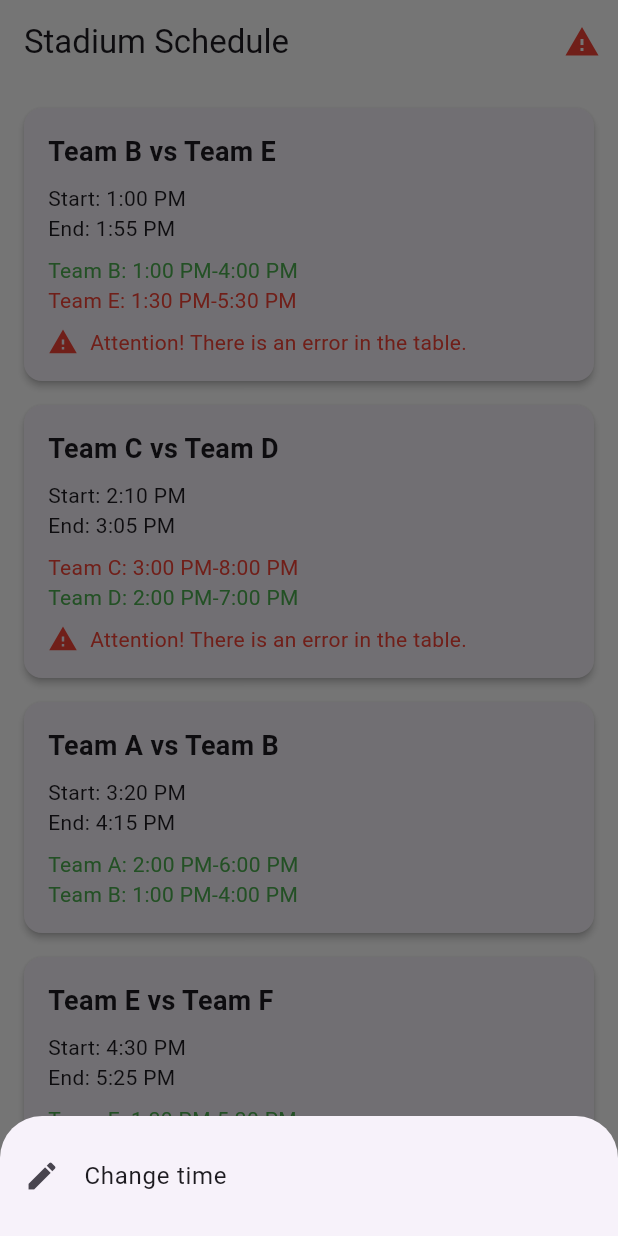
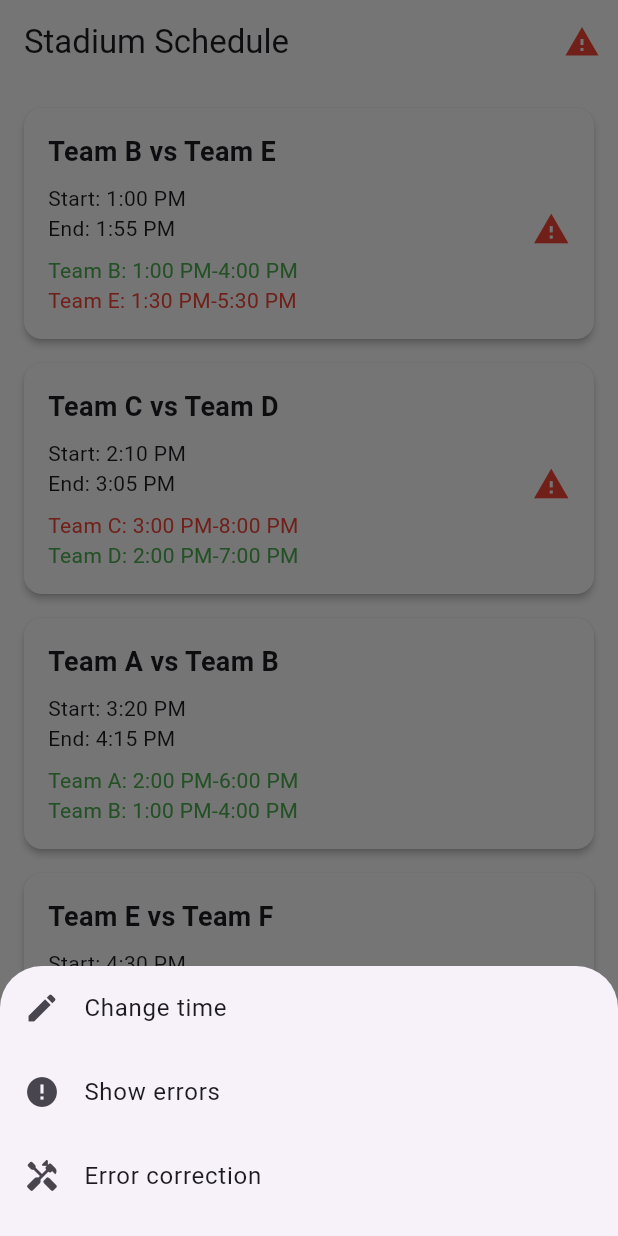
Before and after one commit to Z1CCO/football-scedule-app, a Flutter app: the screen it shows after launch, after a tap on an icon or button, on a phone screen of 412 x 824 dp. Run offline on Flutter 3.47's test engine with Material 3 defaults, Android fonts, the light colour scheme and no system bars.

Commit message:
fixing problems

```diff
--- a/lib/models/match.dart
+++ b/lib/models/match.dart
@@ -2,8 +2,8 @@ import 'package:flutter/material.dart';
 import 'team.dart';
 
 class Match {
-  final Team team1;
-  final Team team2;
+  Team team1;
+  Team team2;
   TimeOfDay startTime;
   TimeOfDay endTime;
 
--- a/lib/providers/match_card_provider.dart
+++ b/lib/providers/match_card_provider.dart
@@ -19,10 +19,4 @@ class MatchCardProvider {
     final end = range.end.hour * 60 + range.end.minute;
     return totalMinutes >= start && totalMinutes <= end;
   }
-
-  static Color? getCardColor(bool hasTimeConflict, bool hasTeamConflict) {
-    if (hasTimeConflict) return Colors.red[100];
-    if (hasTeamConflict) return Colors.orange[100];
-    return null;
-  }
 }
--- a/lib/providers/schedule_provider.dart
+++ b/lib/providers/schedule_provider.dart
@@ -10,8 +10,20 @@ class ScheduleProvider with ChangeNotifier {
 
   void reorderMatches(int oldIndex, int newIndex) {
     if (oldIndex < newIndex) newIndex--;
+    List<TimeOfDay> startTimes = matches.map((m) => m.startTime).toList();
+    List<TimeOfDay> endTimes = matches.map((m) => m.endTime).toList();
     final match = matches.removeAt(oldIndex);
     matches.insert(newIndex, match);
+    for (int i = 0; i < matches.length; i++) {
+      matches[i] = Match(
+        matches[i].team1,
+        matches[i].team2,
+        startTimes[i],
+        endTimes[i],
+      );
+    }
+    validateSchedule();
+
     notifyListeners();
   }
 
@@ -100,7 +112,6 @@ class ScheduleProvider with ChangeNotifier {
         }
       }
     }
-
     return errors;
   }
 
@@ -118,30 +129,23 @@ class ScheduleProvider with ChangeNotifier {
     return totalMinutes >= start && totalMinutes <= end;
   }
 
-  bool hasTeamConflict(Match match) {
-    final teamMatches =
-        matches
-            .where(
-              (m) =>
-                  m.team1.name == match.team1.name ||
-                  m.team2.name == match.team1.name ||
-                  m.team1.name == match.team2.name ||
-                  m.team2.name == match.team2.name,
-            )
-            .toList();
+  bool isBackToBackMatch(int matchIndex) {
+    final currentMatch = matches[matchIndex];
 
-    teamMatches.sort((a, b) => a.startTime.hour.compareTo(b.startTime.hour));
+    bool checkPrevious =
+        matchIndex > 0 &&
+        (matches[matchIndex - 1].team1.name == currentMatch.team1.name ||
+            matches[matchIndex - 1].team1.name == currentMatch.team2.name ||
+            matches[matchIndex - 1].team2.name == currentMatch.team1.name ||
+            matches[matchIndex - 1].team2.name == currentMatch.team2.name);
 
-    for (int i = 0; i < teamMatches.length - 1; i++) {
-      final currentEnd = _calculateEndTime(teamMatches[i].startTime);
-      final nextStart = teamMatches[i + 1].startTime;
+    bool checkNext =
+        matchIndex < matches.length - 1 &&
+        (matches[matchIndex + 1].team1.name == currentMatch.team1.name ||
+            matches[matchIndex + 1].team1.name == currentMatch.team2.name ||
+            matches[matchIndex + 1].team2.name == currentMatch.team1.name ||
+            matches[matchIndex + 1].team2.name == currentMatch.team2.name);
 
-      if ((nextStart.hour * 60 + nextStart.minute) -
-              (currentEnd.hour * 60 + currentEnd.minute) <
-          15) {
-        return true;
-      }
-    }
-    return false;
+    return checkPrevious || checkNext;
   }
 }
--- a/lib/screens/home_screen.dart
+++ b/lib/screens/home_screen.dart
@@ -34,16 +34,17 @@ class HomeScreen extends StatelessWidget {
               itemCount: provider.matches.length,
               itemBuilder: (context, index) {
                 final match = provider.matches[index];
-                final teamConflict = provider.hasTeamConflict(match);
+
                 return MatchCard(
                   key: Key('${match.team1.name}_${match.team2.name}_$index'),
                   match: match,
                   index: index,
                   hasTimeConflict: errors['timeConflicts']!,
-                  hasTeamConflict: teamConflict,
                 );
               },
-              onReorder: provider.reorderMatches,
+              onReorder: (oldIndex, newIndex) {
+                provider.reorderMatches(oldIndex, newIndex);
+              },
             ),
           ),
         ],
--- /dev/null
+++ b/lib/widget/bottom_sheet_dialog.dart
@@ -0,0 +1,47 @@
+import 'package:flutter/material.dart';
+import 'package:for_videos/widget/all_errors_dialog.dart';
+import 'package:for_videos/widget/conflict_resolution.dart';
+import 'package:for_videos/widget/time_picker_dialog.dart';
+
+void showEditMenu(BuildContext context, int index, Map<String, bool> errors) {
+  bool hasError = errors.containsValue(true);
+  bool hasConflict =
+      errors['hasTimeConflict'] == true || errors['teamTimeMismatch'] == true;
+
+  showModalBottomSheet(
+    context: context,
+    builder:
+        (ctx) => Column(
+          mainAxisSize: MainAxisSize.min,
+          children: [
+            ListTile(
+              leading: const Icon(Icons.edit),
+              title: const Text('Change time'),
+              onTap: () {
+                Navigator.pop(context);
+                showTimePickerDialog(context, index);
+              },
+            ),
+            if (hasError)
+              ListTile(
+                leading: const Icon(Icons.error),
+                title: const Text('Show errors'),
+                onTap: () {
+                  Navigator.pop(context);
+                  allErrorsDialog(context, errors);
+                },
+              ),
+            if (hasConflict)
+              ListTile(
+                leading: const Icon(Icons.handyman_rounded),
+                title: const Text('Error correction'),
+                onTap: () {
+                  Navigator.pop(context);
+                  showConflictResolutionDialog(context, index);
+                },
+              ),
+            const SizedBox(height: 12),
+          ],
+        ),
+  );
+}
--- a/lib/widget/match_card.dart
+++ b/lib/widget/match_card.dart
@@ -1,20 +1,20 @@
 import 'package:flutter/material.dart';
 import 'package:for_videos/providers/match_card_provider.dart';
+import 'package:for_videos/providers/schedule_provider.dart';
+import 'package:for_videos/widget/bottom_sheet_dialog.dart';
+import 'package:provider/provider.dart';
 import '../models/match.dart';
-import 'time_picker_dialog.dart';
 
 class MatchCard extends StatelessWidget {
   final Match match;
   final int index;
   final bool hasTimeConflict;
-  final bool hasTeamConflict;
 
   const MatchCard({
     super.key,
     required this.match,
     required this.index,
     this.hasTimeConflict = false,
-    this.hasTeamConflict = false,
   });
 
   @override
@@ -27,17 +27,29 @@ class MatchCard extends StatelessWidget {
       match.startTime,
       match.team2.preferredTime,
     );
-
+    final provider = Provider.of<ScheduleProvider>(context, listen: false);
+    final isBackToBack = provider.isBackToBackMatch(index);
+    final Map<String, bool> errors = {
+      'timeConflicts': hasTimeConflict,
+      'teamTimeMismatch': !team1Valid || !team2Valid,
+      'stadiumOverflow': false,
+      'teamConflicts': isBackToBack,
+    };
     return Card(
       elevation: 2,
       margin: const EdgeInsets.symmetric(horizontal: 16, vertical: 8),
-      color: MatchCardProvider.getCardColor(hasTimeConflict, hasTeamConflict),
+      color: Colors.white,
       child: InkWell(
         splashColor: Colors.grey,
-        onTap: () => _showEditMenu(context),
+        onTap: () {
+          showEditMenu(context, index, errors);
+        },
         child: Padding(
           padding: const EdgeInsets.all(16),
-          child: Column(
+          child: Row(
+            mainAxisAlignment: MainAxisAlignment.spaceBetween,
+            children: [
+              Column(
                 crossAxisAlignment: CrossAxisAlignment.start,
                 children: [
                   Text(
@@ -55,28 +67,22 @@ class MatchCard extends StatelessWidget {
                   const SizedBox(height: 8),
                   Text(
                     '${match.team1.name}: ${MatchCardProvider.getTimeRange(match.team1, context)}',
-                style: TextStyle(color: team1Valid ? Colors.green : Colors.red),
+                    style: TextStyle(
+                      color: team1Valid ? Colors.green : Colors.red,
+                    ),
                   ),
                   Text(
                     '${match.team2.name}: ${MatchCardProvider.getTimeRange(match.team2, context)}',
-                style: TextStyle(color: team2Valid ? Colors.green : Colors.red),
+                    style: TextStyle(
+                      color: team2Valid ? Colors.green : Colors.red,
                     ),
-              if (hasTimeConflict ||
-                  hasTeamConflict ||
-                  !team1Valid ||
-                  !team2Valid)
-                const Padding(
-                  padding: EdgeInsets.only(top: 8),
-                  child: Row(
-                    children: [
-                      Icon(Icons.warning, color: Colors.red, size: 20),
-                      SizedBox(width: 8),
-                      Text(
-                        "Attention! There is an error in the table.",
-                        style: TextStyle(color: Colors.red),
                   ),
                 ],
               ),
+              if (hasTimeConflict || !team1Valid || !team2Valid || isBackToBack)
+                const Padding(
+                  padding: EdgeInsets.only(top: 8),
+                  child: Icon(Icons.warning, color: Colors.red, size: 25),
                 ),
             ],
           ),
@@ -84,24 +90,4 @@ class MatchCard extends StatelessWidget {
       ),
     );
   }
-
-  void _showEditMenu(BuildContext context) {
-    showModalBottomSheet(
-      context: context,
-      builder:
-          (ctx) => SizedBox(
-            height: 80,
-            child: Center(
-              child: ListTile(
-                leading: const Icon(Icons.edit),
-                title: const Text('Change time'),
-                onTap: () {
-                  Navigator.pop(ctx);
-                  showTimePickerDialog(context, index);
-                },
-              ),
-            ),
-          ),
-    );
 }
-}
```
Also changed, not shown: lib/widget/all_errors_dialog.dart (added, +55 -0 lines), lib/widget/conflict_resolution.dart (added, +31 -0 lines). Lines whose indentation alone changed are shown as unchanged.
